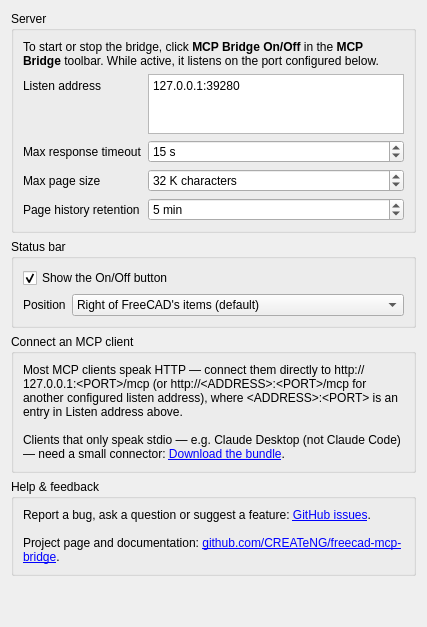
Before: the Qt Designer form freecad/mcp_bridge/Resources/Ui/preferences.ui in CREATeNG/freecad-mcp-bridge, drawn with Qt 5.
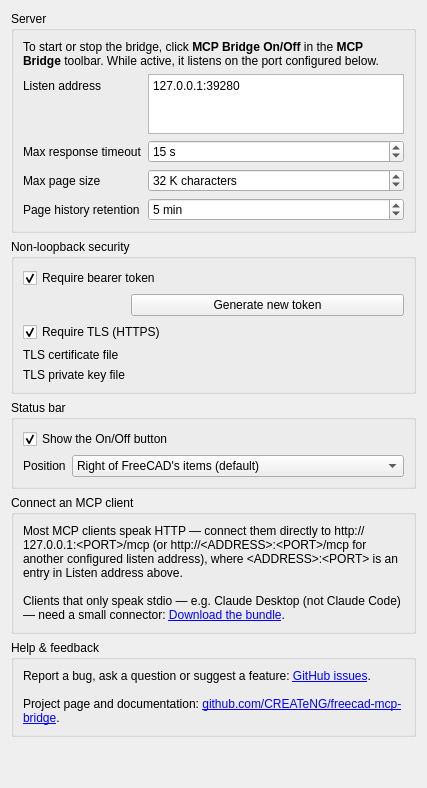
After: the same form once the commit is applied. Custom widgets are drawn as their Qt base class.

Commit message:
Add bearer token and TLS options for non-loopback listen entries (#50)
Matter: ed53jt5e

Matter: ekr9wja1

```diff
--- a/freecad/mcp_bridge/Resources/Ui/preferences.ui
+++ b/freecad/mcp_bridge/Resources/Ui/preferences.ui
@@ -177,6 +177,109 @@
      </layout>
     </widget>
    </item>
+   <item>
+    <widget class="QGroupBox" name="securityGroup">
+     <property name="title">
+      <string>Non-loopback security</string>
+     </property>
+     <layout class="QFormLayout" name="securityLayout">
+      <item row="0" column="0" colspan="2">
+       <widget class="Gui::PrefCheckBox" name="requireTokenCheckBox">
+        <property name="toolTip">
+         <string>Require Authorization: Bearer &lt;token&gt; on non-loopback listen addresses.</string>
+        </property>
+        <property name="text">
+         <string>Require bearer token</string>
+        </property>
+        <property name="checked">
+         <bool>true</bool>
+        </property>
+        <property name="prefEntry" stdset="0">
+         <cstring>RequireToken</cstring>
+        </property>
+        <property name="prefPath" stdset="0">
+         <cstring>Mod/freecad-mcp-bridge</cstring>
+        </property>
+       </widget>
+      </item>
+      <item row="1" column="1">
+       <widget class="QPushButton" name="generateTokenButton">
+        <property name="toolTip">
+         <string>Generate a new bearer token and show it once (replaces any existing token).</string>
+        </property>
+        <property name="text">
+         <string>Generate new token</string>
+        </property>
+       </widget>
+      </item>
+      <item row="2" column="0" colspan="2">
+       <widget class="Gui::PrefCheckBox" name="requireTlsCheckBox">
+        <property name="toolTip">
+         <string>Serve HTTPS on non-loopback listen addresses using the certificate and private key below.</string>
+        </property>
+        <property name="text">
+         <string>Require TLS (HTTPS)</string>
+        </property>
+        <property name="checked">
+         <bool>true</bool>
+        </property>
+        <property name="prefEntry" stdset="0">
+         <cstring>RequireTls</cstring>
+        </property>
+        <property name="prefPath" stdset="0">
+         <cstring>Mod/freecad-mcp-bridge</cstring>
+        </property>
+       </widget>
+      </item>
+      <item row="3" column="0">
+       <widget class="QLabel" name="tlsCertFileLabel">
+        <property name="text">
+         <string>TLS certificate file</string>
+        </property>
+       </widget>
+      </item>
+      <item row="3" column="1">
+       <widget class="Gui::PrefFileChooser" name="tlsCertFileChooser">
+        <property name="toolTip">
+         <string>PEM certificate file for HTTPS on non-loopback listen addresses.</string>
+        </property>
+        <property name="fileName">
+         <string/>
+        </property>
+        <property name="prefEntry" stdset="0">
+         <cstring>TlsCertFile</cstring>
+        </property>
+        <property name="prefPath" stdset="0">
+         <cstring>Mod/freecad-mcp-bridge</cstring>
+        </property>
+       </widget>
+      </item>
+      <item row="4" column="0">
+       <widget class="QLabel" name="tlsKeyFileLabel">
+        <property name="text">
+         <string>TLS private key file</string>
+        </property>
+       </widget>
+      </item>
+      <item row="4" column="1">
+       <widget class="Gui::PrefFileChooser" name="tlsKeyFileChooser">
+        <property name="toolTip">
+         <string>PEM private key file for HTTPS on non-loopback listen addresses.</string>
+        </property>
+        <property name="fileName">
+         <string/>
+        </property>
+        <property name="prefEntry" stdset="0">
+         <cstring>TlsKeyFile</cstring>
+        </property>
+        <property name="prefPath" stdset="0">
+         <cstring>Mod/freecad-mcp-bridge</cstring>
+        </property>
+       </widget>
+      </item>
+     </layout>
+    </widget>
+   </item>
    <item>
     <widget class="QGroupBox" name="statusBarGroup">
      <property name="title">
@@ -324,6 +427,16 @@
    <extends>QComboBox</extends>
    <header>Gui/PrefWidgets.h</header>
   </customwidget>
+  <customwidget>
+   <class>Gui::FileChooser</class>
+   <extends>QWidget</extends>
+   <header>Gui/FileDialog.h</header>
+  </customwidget>
+  <customwidget>
+   <class>Gui::PrefFileChooser</class>
+   <extends>Gui::FileChooser</extends>
+   <header>Gui/PrefWidgets.h</header>
+  </customwidget>
  </customwidgets>
  <resources/>
  <connections/>
```
The commit also changes 11 other files.
